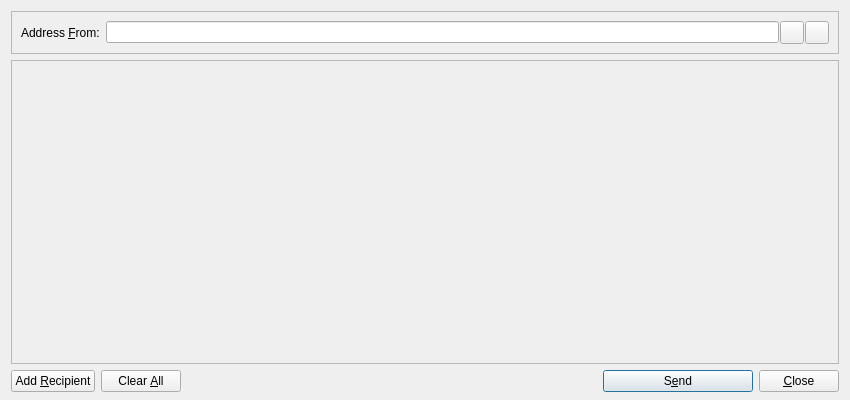
Qt form src/qt/forms/sendmessagesdialog.ui (thelonecrouton/bitcredit) before a commit.
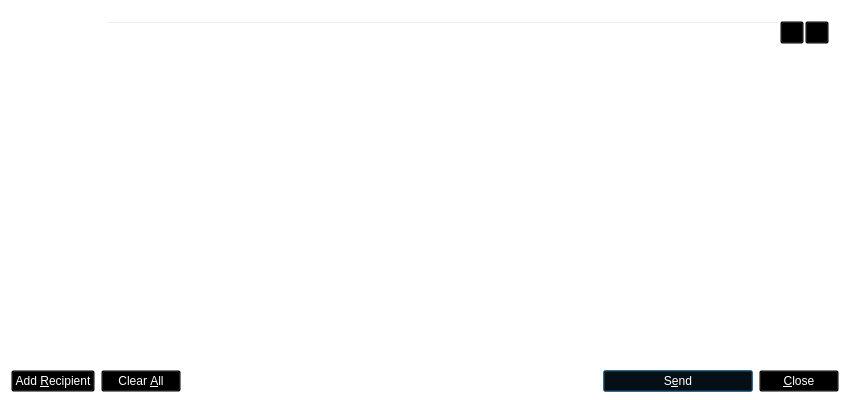
The same form after that commit. Icons and pictures are not drawn. Custom widgets are drawn as their Qt base class.

```diff
--- a/src/qt/forms/sendmessagesdialog.ui
+++ b/src/qt/forms/sendmessagesdialog.ui
@@ -13,6 +13,9 @@
   <property name="windowTitle">
    <string>Send Messages</string>
   </property>
+  <property name="styleSheet">
+   <string notr="true">background:transparent;</string>
+  </property>
   <layout class="QVBoxLayout" name="verticalLayout" stretch="0,1,0">
    <property name="bottomMargin">
     <number>8</number>
@@ -40,6 +43,10 @@
      <layout class="QHBoxLayout" name="horizontalLayout_3">
       <item>
        <widget class="QLabel" name="addressFromLabel">
+        <property name="styleSheet">
+         <string notr="true">background:transparent;
+color: rgb(255, 255, 255);</string>
+        </property>
         <property name="text">
          <string>Address &amp;From:</string>
         </property>
@@ -54,7 +61,12 @@
          <number>1</number>
         </property>
         <item>
-         <widget class="QValidatedLineEdit" name="addressFrom"/>
+         <widget class="QValidatedLineEdit" name="addressFrom">
+          <property name="styleSheet">
+           <string notr="true">background:transparent;
+color: rgb(255, 255, 255);</string>
+          </property>
+         </widget>
         </item>
         <item>
          <widget class="QToolButton" name="addressBookButton">
@@ -153,6 +165,10 @@
        <property name="toolTip">
         <string>Send to multiple recipients at once</string>
        </property>
+       <property name="styleSheet">
+        <string notr="true">background:transparent;
+color: rgb(255, 255, 255);</string>
+       </property>
        <property name="text">
         <string>Add &amp;Recipient</string>
        </property>
@@ -176,6 +192,10 @@
        <property name="toolTip">
         <string>Remove all transaction fields</string>
        </property>
+       <property name="styleSheet">
+        <string notr="true">background:transparent;
+color: rgb(255, 255, 255);</string>
+       </property>
        <property name="text">
         <string>Clear &amp;All</string>
        </property>
@@ -215,6 +235,10 @@
        <property name="toolTip">
         <string>Confirm the send action</string>
        </property>
+       <property name="styleSheet">
+        <string notr="true">background:transparent;
+color: rgb(255, 255, 255);</string>
+       </property>
        <property name="text">
         <string>S&amp;end</string>
        </property>
@@ -229,6 +253,10 @@
      </item>
      <item>
       <widget class="QPushButton" name="closeButton">
+       <property name="styleSheet">
+        <string notr="true">background:transparent;
+color: rgb(255, 255, 255);</string>
+       </property>
        <property name="text">
         <string>&amp;Close</string>
        </property>
```
Left out of the diff: 25 changed lines with no effect on the pictures.
